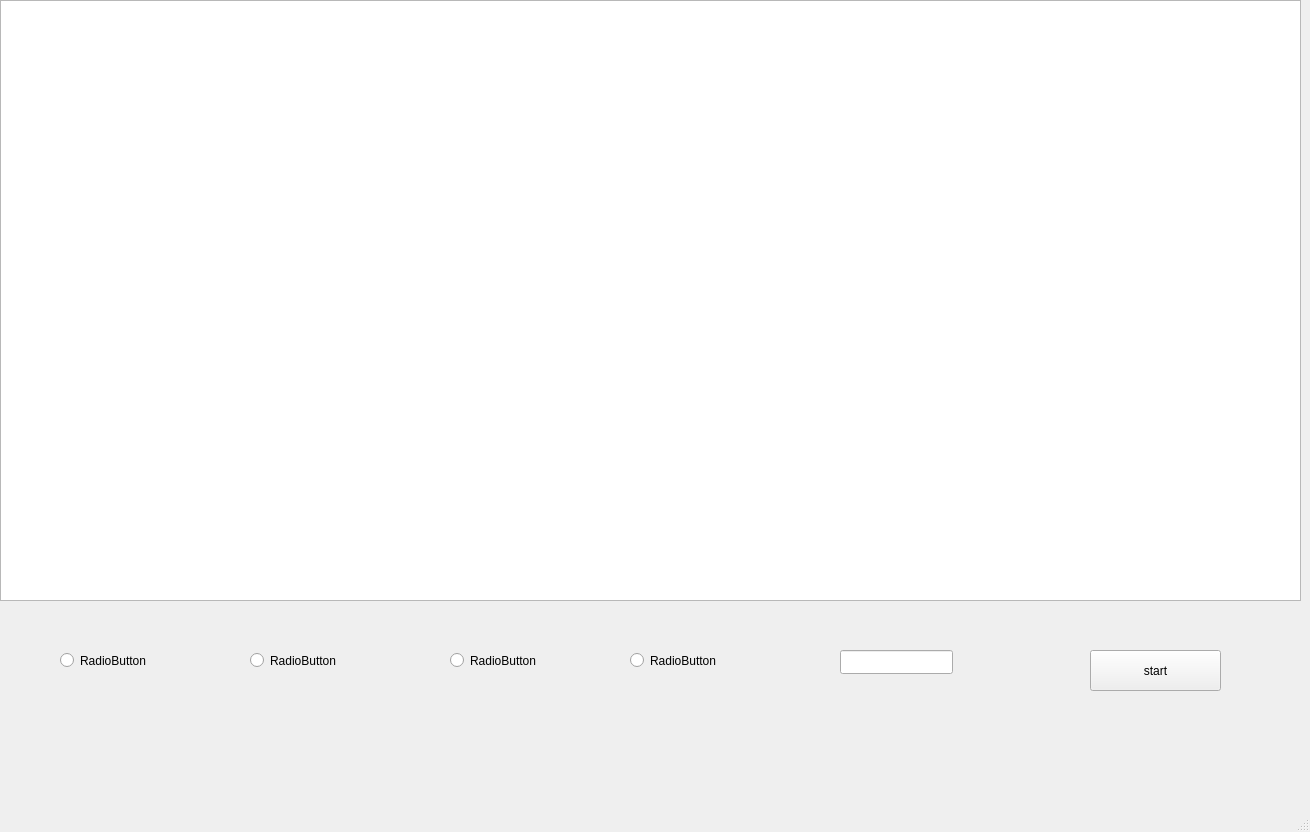
The window that view_monitoring_system/view.ui (mrdamos69/MonitoringSystem) describes before a commit, drawn with Qt 5.
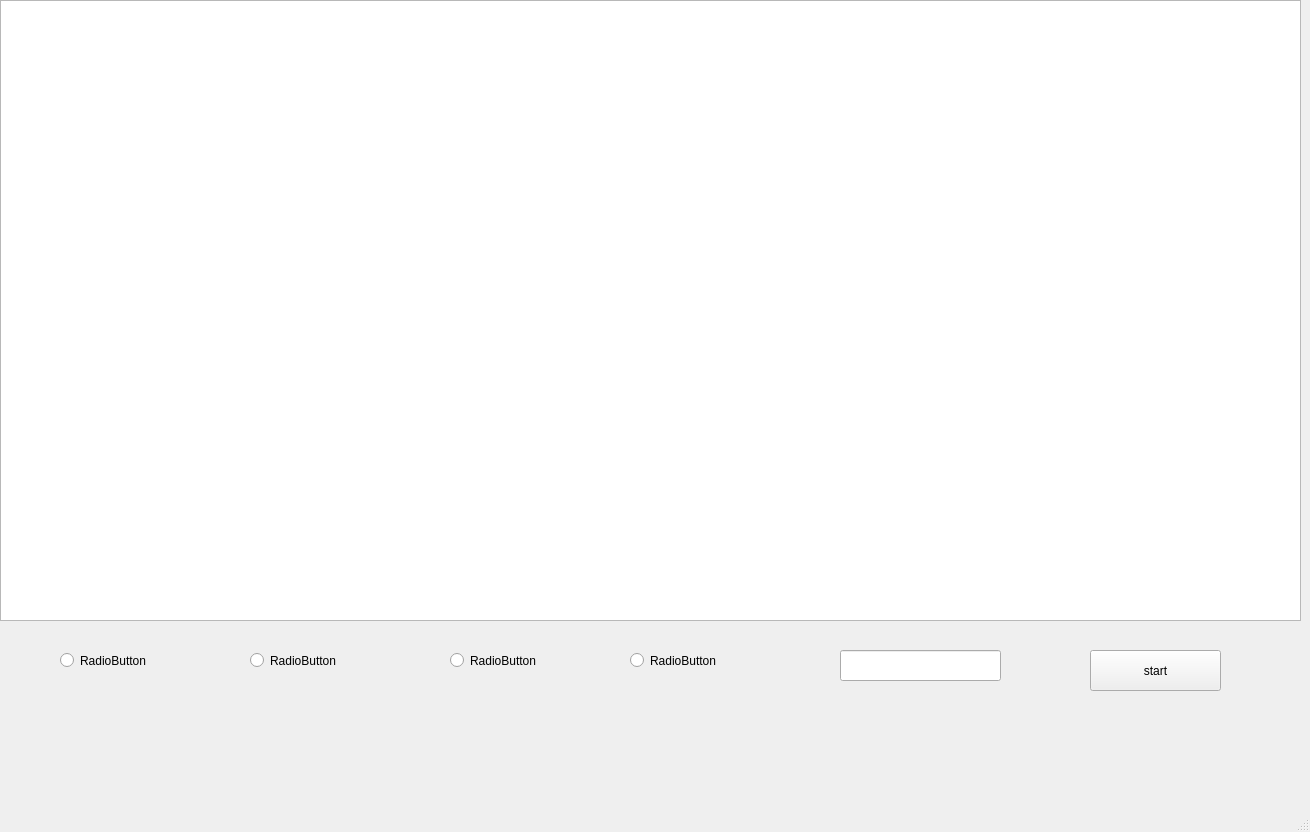
The same window after the commit.

Diff of the .ui file:
```diff
--- a/view_monitoring_system/view.ui
+++ b/view_monitoring_system/view.ui
@@ -20,14 +20,25 @@
       <x>0</x>
       <y>0</y>
       <width>1301</width>
-      <height>601</height>
+      <height>621</height>
      </rect>
     </property>
+    <property name="font">
+     <font>
+      <pointsize>20</pointsize>
+     </font>
+    </property>
     <property name="mouseTracking">
-     <bool>false</bool>
+     <bool>true</bool>
+    </property>
+    <property name="layoutDirection">
+     <enum>Qt::LeftToRight</enum>
     </property>
     <property name="lineWidth">
-     <number>2</number>
+     <number>4</number>
+    </property>
+    <property name="midLineWidth">
+     <number>0</number>
     </property>
     <property name="readOnly">
      <bool>false</bool>
@@ -90,8 +101,8 @@
      <rect>
       <x>840</x>
       <y>650</y>
-      <width>113</width>
-      <height>24</height>
+      <width>161</width>
+      <height>31</height>
      </rect>
     </property>
    </widget>
```
